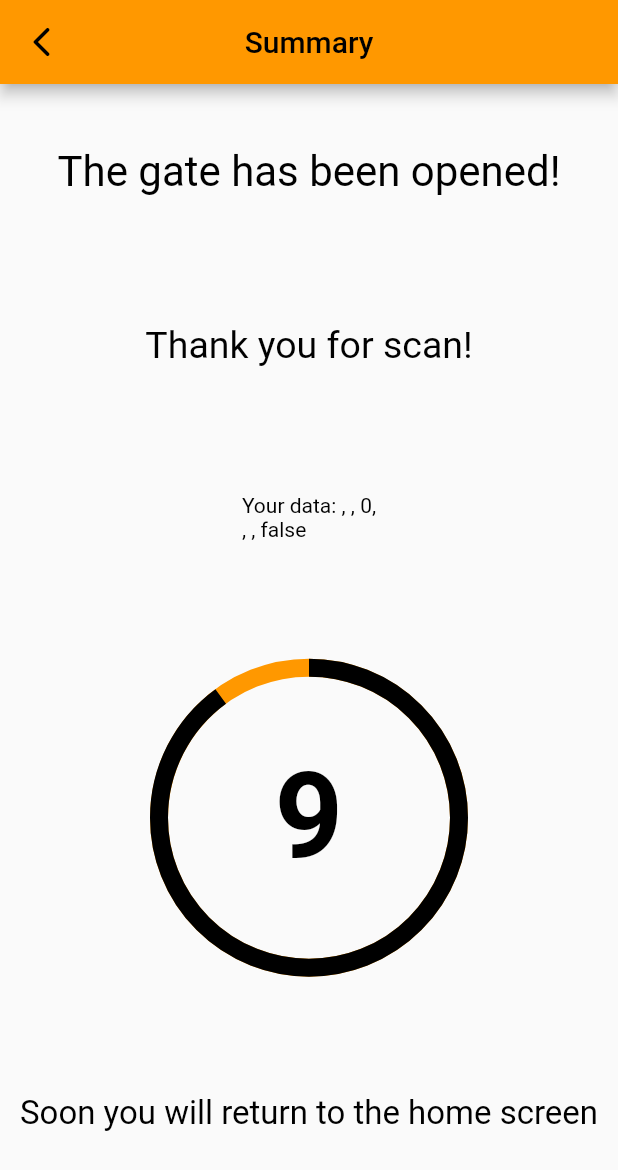
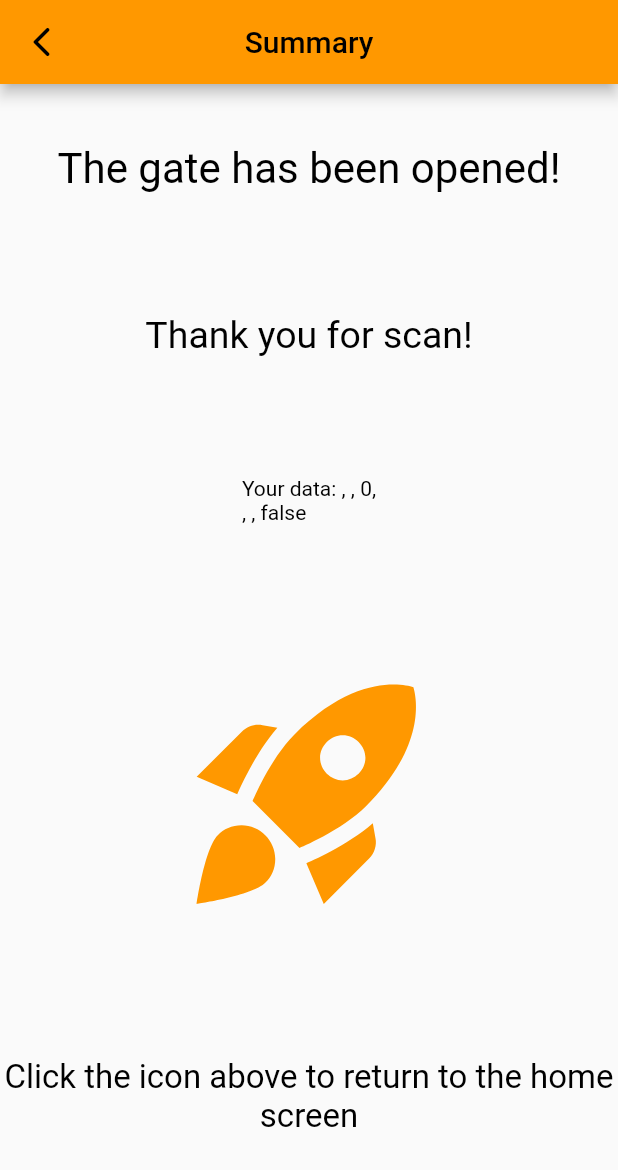
Before and after one commit to Rokongrelowiec/Studentifier, a Flutter app: the GenerateAddedDataScreen screen opened directly with empty values, on a phone screen of 412 x 824 dp. Shown: the top 1170 px of the screen. Run offline on Flutter 3.47's test engine with Material 2 defaults, Android fonts, the light colour scheme and no system bars; our stand-ins replace animated_splash_screen, camera, confetti, google_nav_bar, image_picker, page_transition and 2 more; missing offline and left inert: flutter_phone_direct_caller, google_ml_kit, google_mlkit_commons, google_mlkit_object_detection, qr_code_scanner; accounts and stored records are empty.

Commit message:
Little changes

```diff
--- a/lib/screens/added_data_screen.dart
+++ b/lib/screens/added_data_screen.dart
@@ -33,7 +33,7 @@ class AddedDataScreen extends StatelessWidget {
           studentId: studentId,
           licensePlate: licensePlate,
           scanTime: scanTime,
-      isPrivileged: isPrivileged,
+          isPrivileged: isPrivileged,
         )
       : SafeArea(
           child: GenerateAddedDataScreen(
@@ -42,7 +42,7 @@ class AddedDataScreen extends StatelessWidget {
             studentId: studentId,
             licensePlate: licensePlate,
             scanTime: scanTime,
-              isPrivileged: isPrivileged,
+            isPrivileged: isPrivileged,
           ),
         );
 }
@@ -71,28 +71,28 @@ class GenerateAddedDataScreen extends StatefulWidget {
 }
 
 class _GenerateAddedDataScreenState extends State<GenerateAddedDataScreen> {
-  static const maxSeconds = 10;
-  int seconds = maxSeconds;
-  Timer? timer;
-  bool isPlaying = false;
-  final controller = ConfettiController();
+  // static const maxSeconds = 10;
+  // int seconds = maxSeconds;
+  // Timer? timer;
+  // bool isPlaying = false;
+  // final controller = ConfettiController();
 
-  void startTimer() {
-    timer = Timer.periodic(Duration(seconds: 1), (_) {
-      setState(() {
-        seconds--;
-      });
-      if (seconds < -5) {
-        controller.stop();
-        Navigator.of(context).pushNamedAndRemoveUntil(
-                HomeScreen.routeName, (route) => false);
-      }
-    });
-  }
+  // void startTimer() {
+  //   timer = Timer.periodic(Duration(seconds: 1), (_) {
+  //     setState(() {
+  //       seconds--;
+  //     });
+  //     if (seconds < -5) {
+  //       controller.stop();
+  //       Navigator.of(context).pushNamedAndRemoveUntil(
+  //               HomeScreen.routeName, (route) => false);
+  //     }
+  //   });
+  // }
 
   @override
   Widget build(BuildContext context) {
-    startTimer();
+    // startTimer();
     return Stack(
       alignment: Alignment.topCenter,
       children: [
@@ -138,14 +138,25 @@ class _GenerateAddedDataScreenState extends State<GenerateAddedDataScreen> {
                     // comment Text widget below -> self data validation
                     Text(
                       'Your data: ${widget.name}, ${widget.surname}, ${widget.studentId},\n'
-                          '${widget.scanTime}, ${widget.licensePlate}, ${widget.isPrivileged}',
+                      '${widget.scanTime}, ${widget.licensePlate}, ${widget.isPrivileged}',
                       style: TextStyle(
                         color: Theme.of(context).textTheme.headline1?.color,
                       ),
                     ),
-                    buildTimer(),
+                    // buildTimer(),
+                    IconButton(
+                        onPressed: () {
+                          Navigator.of(context).pushNamedAndRemoveUntil(
+                              HomeScreen.routeName, (route) => false);
+                        },
+                        icon: Icon(
+                          Icons.rocket_launch,
+                          color: Theme.of(context).primaryColor,
+                        ),
+                    iconSize: 180,
+                    ),
                     Text(
-                      'Soon you will return to the home screen',
+                      'Click the icon above to return to the home screen',
                       textAlign: TextAlign.center,
                       style: TextStyle(
                           color: Theme.of(context).textTheme.headline1?.color,
@@ -157,49 +168,57 @@ class _GenerateAddedDataScreenState extends State<GenerateAddedDataScreen> {
             ),
           ),
         ),
-        ConfettiWidget(
-          confettiController: controller,
-          blastDirection: pi / 2,
-          numberOfParticles: 10,
-        ),
+        // ConfettiWidget(
+        //   confettiController: controller,
+        //   blastDirection: pi / 2,
+        //   numberOfParticles: 10,
+        // ),
       ],
     );
   }
 
-  buildTimer() => SizedBox(
-        width: 200,
-        height: 200,
-        child: Stack(
-          fit: StackFit.expand,
-          children: [
-            CircularProgressIndicator(
-              value: seconds / maxSeconds,
-              valueColor:
-                  AlwaysStoppedAnimation(Theme.of(context).iconTheme.color),
-              strokeWidth: 12,
-              backgroundColor: Theme.of(context).primaryColor,
-            ),
-            Center(
-              child: buildTime(),
-            ),
-          ],
-        ),
-      );
+// buildTimer() => SizedBox(
+//       width: 200,
+//       height: 200,
+//       child: Stack(
+//         fit: StackFit.expand,
+//         children: [
+//           CircularProgressIndicator(
+//             value: seconds / maxSeconds,
+//             valueColor:
+//                 AlwaysStoppedAnimation(Theme.of(context).iconTheme.color),
+//             strokeWidth: 12,
+//             backgroundColor: Theme.of(context).primaryColor,
+//           ),
+//           Center(
+//             child: buildTime(),
+//           ),
+//         ],
+//       ),
+//     );
 
-  Widget buildTime() {
-    if (seconds <= 0) {
-      controller.play();
-      return Icon(Icons.done,
-          color: Theme.of(context).iconTheme.color, size: 80);
-    } else {
-      return Text(
-        '$seconds',
-        style: TextStyle(
-          fontWeight: FontWeight.bold,
-          color: Theme.of(context).textTheme.headline1?.color,
-          fontSize: 80,
-        ),
-      );
-    }
-  }
+// Widget buildTime() {
+//   if (seconds <= 0) {
+//     controller.play();
+//     return Column(
+//       children: [
+//         Icon(Icons.done,
+//             color: Theme.of(context).iconTheme.color, size: 80),
+//         ElevatedButton(onPressed: (){
+//           Navigator.of(context).pushNamedAndRemoveUntil(
+//               HomeScreen.routeName, (route) => false);
+//         }, child: Text('Return'))
+//       ],
+//     );
+//   } else {
+//     return Text(
+//       '$seconds',
+//       style: TextStyle(
+//         fontWeight: FontWeight.bold,
+//         color: Theme.of(context).textTheme.headline1?.color,
+//         fontSize: 80,
+//       ),
+//     );
+//   }
+// }
 }
--- a/lib/screens/registered_license_plates.dart
+++ b/lib/screens/registered_license_plates.dart
@@ -236,7 +236,9 @@ class _GenerateRegisteredLicensePlatesState
                                     body: requestBody,
                                   );
                                   licensePlateController.text = '';
-                                  setState(() {});
+                                  setState(() {
+                                    lecturersLicencePlates;
+                                  });
                                 }
                               },
                               icon: Icon(
--- a/lib/screens/student_details_screen.dart
+++ b/lib/screens/student_details_screen.dart
@@ -14,8 +14,6 @@ class StudentDetails extends StatelessWidget {
   int studentId;
   String licensePlate;
   int numberOfVisits;
-
-  // TODO change below type to DateTime
   String validityOfStudentId;
 
   StudentDetails({
@@ -56,8 +54,6 @@ class GenerateStudentDetails extends StatefulWidget {
   int studentId;
   String licensePlate;
   int numberOfVisits;
-
-  // TODO change below type to DateTime
   String validityOfStudentId;
 
   GenerateStudentDetails({
--- a/lib/widgets/camera_view.dart
+++ b/lib/widgets/camera_view.dart
@@ -1,3 +1,5 @@
+import 'dart:io';
+
 import 'package:camera/camera.dart';
 import 'package:flutter/foundation.dart';
 import 'package:flutter/material.dart';
@@ -32,7 +34,7 @@ class CameraView extends StatefulWidget {
 
 class _CameraViewState extends State<CameraView> {
   CameraController? _controller;
-  int _cameraIndex = -1;
+  int _cameraIndex = 0;
   double zoomLevel = 0.0, minZoomLevel = 0.0, maxZoomLevel = 0.0;
 
   @override
@@ -105,6 +107,7 @@ class _CameraViewState extends State<CameraView> {
     _controller = CameraController(
       camera,
       ResolutionPreset.high,
+      imageFormatGroup: Platform.isAndroid ? ImageFormatGroup.yuv420 : ImageFormatGroup.bgra8888,
       enableAudio: false,
     );
     _controller?.initialize().then((_) {
--- a/lib/widgets/object_detector_painter.dart
+++ b/lib/widgets/object_detector_painter.dart
@@ -33,7 +33,7 @@ class ObjectDetectorPainter extends CustomPainter {
           ui.TextStyle(color: Colors.lightGreenAccent, background: background));
 
       for (final Label label in detectedObject.labels) {
-        builder.addText('${label.text} ${label.confidence}\n');
+        builder.addText('${label.text} ${label.confidence.toStringAsFixed(2)}\n');
       }
 
       builder.pop();
--- a/lib/widgets/side_drawer.dart
+++ b/lib/widgets/side_drawer.dart
@@ -13,7 +13,6 @@ import '../screens/about_the_app_screen.dart';
 import '../screens/chart_screen.dart';
 import '../screens/registered_license_plates.dart';
 import '../models/admin_provider.dart';
-import '../screens/home_screen.dart';
 import '../screens/login_screen.dart';
 import '../models/theme_provider.dart';
 
@@ -237,10 +236,7 @@ class _SideDrawerState extends State<SideDrawer> {
                                   ElevatedButton(
                                     onPressed: () {
                                       Provider.of<AdminProvider>(context, listen: false).changePermission(false);
-                                      Navigator.of(context)
-                                          .pushNamedAndRemoveUntil(
-                                              HomeScreen.routeName,
-                                              (route) => false);
+                                      Navigator.of(context).pop();
                                     },
                                     child: const Text('OK'),
                                   ),
```
Also changed, not shown: lib/screens/orc_screen.dart (+0 -18 lines).
